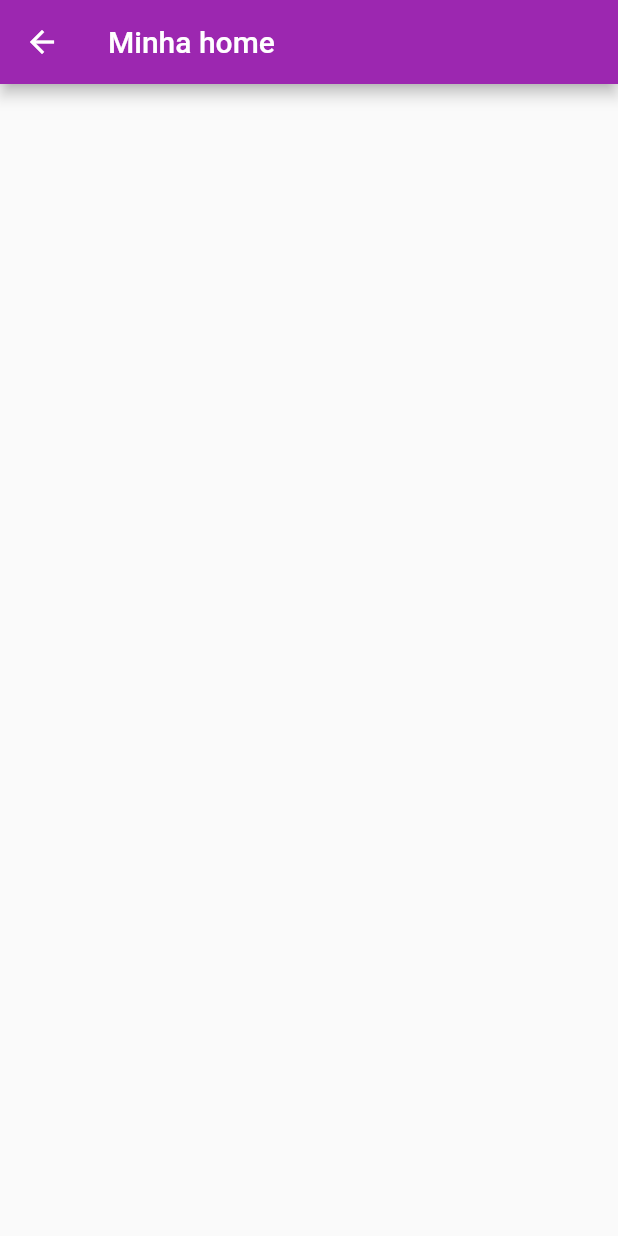
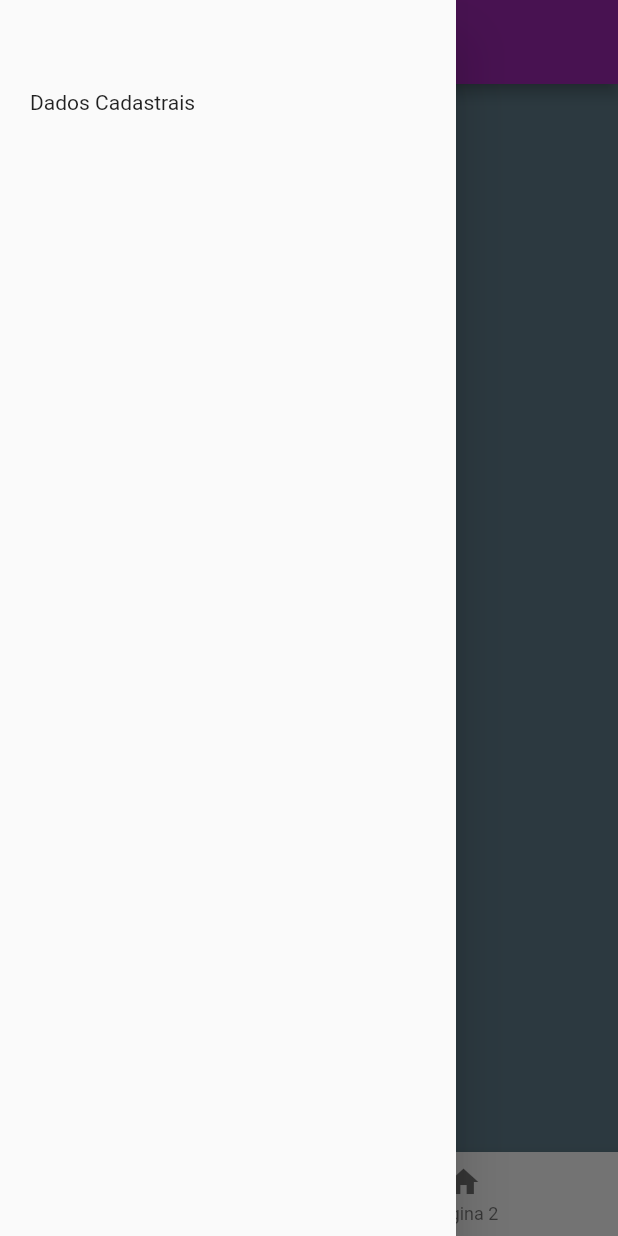
Before and after one commit to aduartee/Tela_login_flutter, a Flutter app: the MyPage screen opened directly, with the side drawer open (before the commit the screen has no drawer), on a phone screen of 412 x 824 dp. Run offline on Flutter 3.47's test engine with Material 2 defaults, Android fonts, the phone set to English and light mode, and no system bars; missing offline and left inert: dart:ffi; network calls fail.

Commit message:
Finalizando a tela de login e realizando a homePage

```diff
--- a/lib/pages/home_page.dart
+++ b/lib/pages/home_page.dart
@@ -1,4 +1,9 @@
+import 'dart:ffi';
+
 import 'package:flutter/material.dart';
+import 'package:trilhaapp/pages/dados_cadastrais.dart';
+import 'package:trilhaapp/pages/pag1.dart';
+import 'package:trilhaapp/pages/pag2.dart';
 
 class MyPage extends StatefulWidget {
   const MyPage({super.key});
@@ -10,8 +15,58 @@ class MyPage extends StatefulWidget {
 class MyPageState extends State<MyPage> {
   @override
   Widget build(BuildContext context) {
+    PageController controller = PageController(initialPage: 0);
+    int paginaAtual = 0;
     return Scaffold(
       appBar: AppBar(title: const Text("Minha home")),
+      drawer: Drawer(
+        child: Padding(
+          padding: const EdgeInsets.symmetric(vertical: 30, horizontal: 20),
+          child:
+              Column(crossAxisAlignment: CrossAxisAlignment.start, children: [
+            const SizedBox(
+              height: 30,
+            ),
+            InkWell(
+              child: const Text("Dados Cadastrais"),
+              onTap: () {
+                Navigator.pop(context);
+                Navigator.push(
+                    context,
+                    MaterialPageRoute(
+                        builder: (context) => const DadosCadastrais(
+                            texto: "Meus dados", dados: ["Endereço", "Nome"])));
+              },
+            ),
+          ]),
+        ),
+      ),
+      body: Column(
+        children: [
+          Expanded(
+            child: PageView(
+              controller: controller,
+              onPageChanged: (value) {
+                setState(() {
+                  paginaAtual = value;
+                });
+              },
+              children: const [FirstPage(), SecundPage()],
+            ),
+          ),
+          BottomNavigationBar(
+              onTap: (value) {
+                controller.jumpToPage(value);
+              },
+              currentIndex: paginaAtual,
+              items: [
+                BottomNavigationBarItem(
+                    label: "Pagina 1", icon: Icon(Icons.home)),
+                BottomNavigationBarItem(
+                    label: "Pagina 2", icon: Icon(Icons.home)),
+              ])
+        ],
+      ),
     );
   }
 }
--- a/lib/pages/login_page.dart
+++ b/lib/pages/login_page.dart
@@ -1,5 +1,3 @@
-import 'dart:html';
-
 import 'package:flutter/material.dart';
 import 'package:trilhaapp/pages/home_page.dart';
 
@@ -129,7 +127,7 @@ class _AppLoginState extends State<AppLogin> {
                     child: TextButton(
                       onPressed: () {
                         if(emailController.text.trim() == 'email@email.com'){
-                          Navigator.push(
+                          Navigator.pushReplacement(
                             context, MaterialPageRoute(
                               builder: (context) => const MyPage()));
                         }else {
--- /dev/null
+++ b/lib/pages/pag1.dart
@@ -0,0 +1,17 @@
+import 'package:flutter/material.dart';
+
+class FirstPage extends StatefulWidget {
+  const FirstPage({super.key});
+
+  @override
+  State<FirstPage> createState() => FirstPageState();
+}
+
+class FirstPageState extends State<FirstPage> {
+  @override
+  Widget build(BuildContext context) {
+    return Container(
+      color: Colors.blueGrey,
+    );
+  }
+}
```
Also changed, not shown: lib/pages/dados_cadastrais.dart (added, +20 -0 lines), lib/pages/pag2.dart (added, +17 -0 lines).
